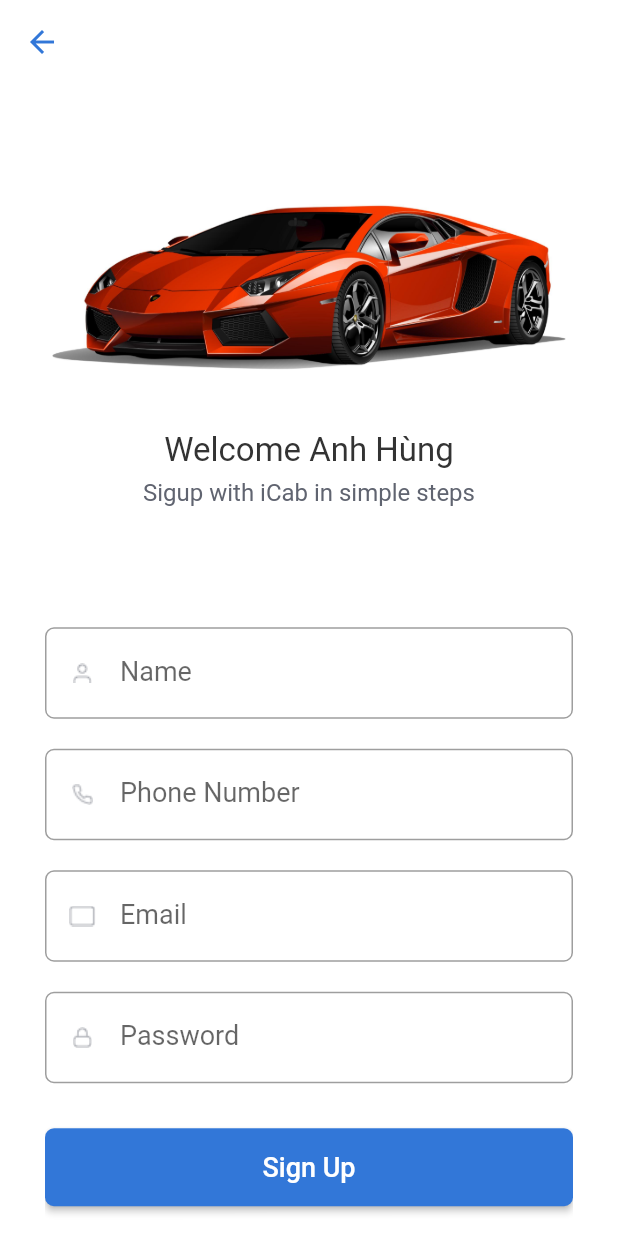
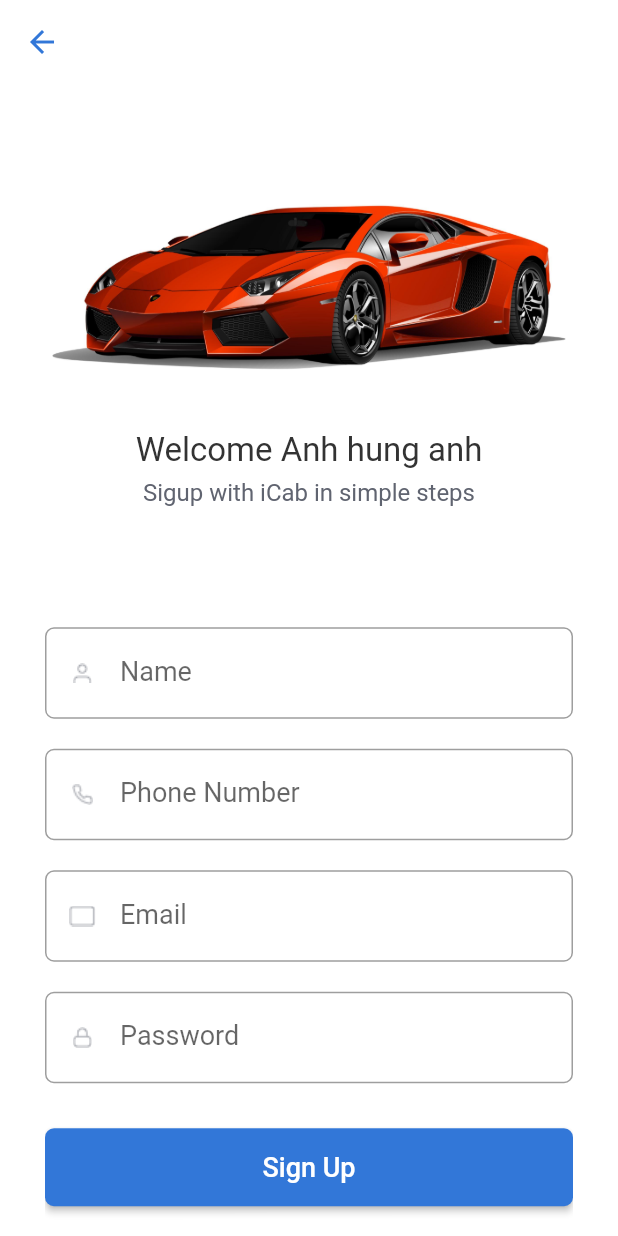
Before and after one commit to MrHungAnh/fluter_app_car, a Flutter app: the RegisterPage screen opened directly, on a phone screen of 412 x 824 dp. Run offline on Flutter 3.47's test engine with Material 2 defaults, Android fonts, the phone set to English and light mode, and no system bars.

Commit message:
login_widget_child
hung anh

```diff
--- a/lib/src/resources/regist_page.dart
+++ b/lib/src/resources/regist_page.dart
@@ -30,7 +30,7 @@ class _RegisterPageState extends State<RegisterPage> {
               Padding(
                 padding: const EdgeInsets.fromLTRB(0, 40, 0, 6),
                 child: Text(
-                  'Welcome Anh Hùng',
+                  'Welcome Anh hung anh',
                   style: TextStyle(fontSize: 22, color: Color(0xff333333)),
                 ),
               ),
```
